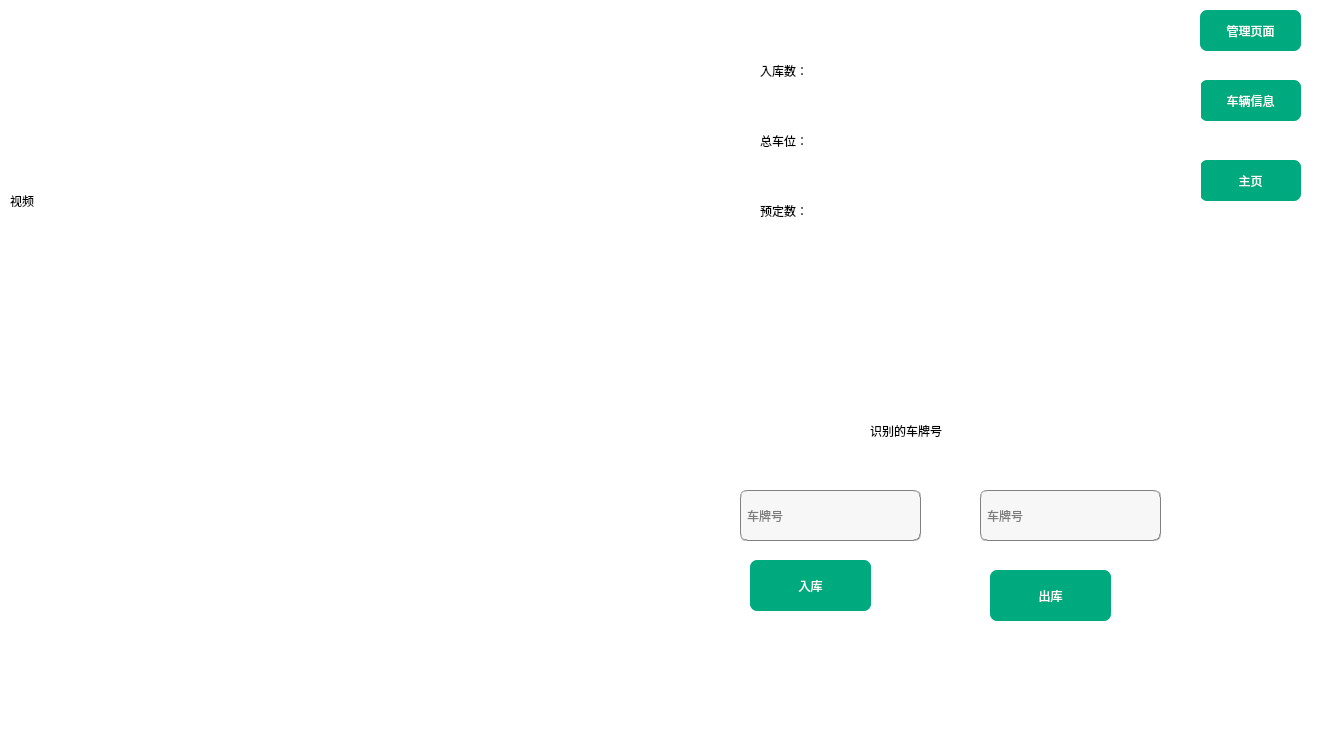
This is car.ui in foryouos/Parking_System as Qt 5 draws it before an edit. The edited form follows.
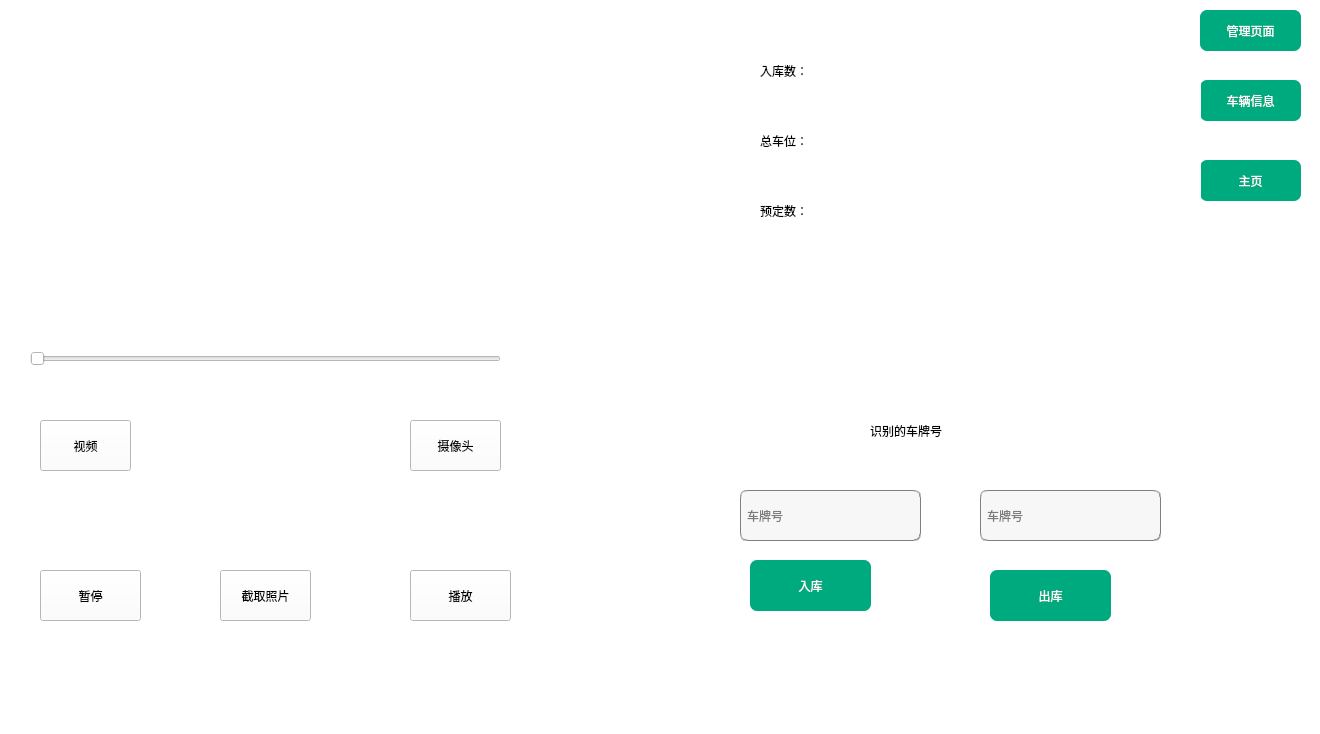
This is the edited form. Icons and pictures are not drawn.

Commit message: 实现视频播放

What changed in the file:
```diff
--- a/car.ui
+++ b/car.ui
@@ -88,19 +88,6 @@
       <string>识别的车牌号</string>
      </property>
     </widget>
-    <widget class="QLabel" name="label_video">
-     <property name="geometry">
-      <rect>
-       <x>10</x>
-       <y>10</y>
-       <width>621</width>
-       <height>381</height>
-      </rect>
-     </property>
-     <property name="text">
-      <string>视频</string>
-     </property>
-    </widget>
     <widget class="QLineEdit" name="Car_idinput">
      <property name="geometry">
       <rect>
@@ -268,6 +255,128 @@
       <string>预定数：</string>
      </property>
     </widget>
+    <widget class="QSlider" name="horizontalSlider">
+     <property name="geometry">
+      <rect>
+       <x>30</x>
+       <y>350</y>
+       <width>471</width>
+       <height>17</height>
+      </rect>
+     </property>
+     <property name="styleSheet">
+      <string notr="true">/* 需要先设置groove，水平滑动条*/
+QSlider#customSlider::groove:horizontal {
+    border: none;
+    height: 6px;
+    border-radius: 3px;
+    background: lightgray;
+}
+QSlider#customSlider::handle:horizontal {
+    border: none;
+    margin: -5px 0px; /* 上下边距和左右边距*/
+    width: 16px;
+    height: 16px;
+    border-radius: 8px;
+    background: #e83c3c;
+    border-image: url(:/images/white.png);
+}
+/*划过部分*/
+QSlider#customSlider::sub-page:horizontal {
+    background: red;
+    height: 4px;
+    border-radius: 3px;
+}
+/*未划过部分*/
+QSlider#customSlider::add-page:horizontal {
+    background: lightgray;
+    height: 4px;
+    border-radius: 3px;
+}
+</string>
+     </property>
+     <property name="orientation">
+      <enum>Qt::Horizontal</enum>
+     </property>
+    </widget>
+    <widget class="QPushButton" name="camera_take">
+     <property name="geometry">
+      <rect>
+       <x>220</x>
+       <y>570</y>
+       <width>91</width>
+       <height>51</height>
+      </rect>
+     </property>
+     <property name="text">
+      <string>截取照片</string>
+     </property>
+    </widget>
+    <widget class="QPushButton" name="fileopen">
+     <property name="geometry">
+      <rect>
+       <x>40</x>
+       <y>420</y>
+       <width>91</width>
+       <height>51</height>
+      </rect>
+     </property>
+     <property name="text">
+      <string>视频</string>
+     </property>
+    </widget>
+    <widget class="QPushButton" name="video_start">
+     <property name="geometry">
+      <rect>
+       <x>410</x>
+       <y>570</y>
+       <width>101</width>
+       <height>51</height>
+      </rect>
+     </property>
+     <property name="text">
+      <string>播放</string>
+     </property>
+    </widget>
+    <widget class="QPushButton" name="video_pause">
+     <property name="geometry">
+      <rect>
+       <x>40</x>
+       <y>570</y>
+       <width>101</width>
+       <height>51</height>
+      </rect>
+     </property>
+     <property name="text">
+      <string>暂停</string>
+     </property>
+    </widget>
+    <widget class="QPushButton" name="camera_button">
+     <property name="geometry">
+      <rect>
+       <x>410</x>
+       <y>420</y>
+       <width>91</width>
+       <height>51</height>
+      </rect>
+     </property>
+     <property name="text">
+      <string>摄像头</string>
+     </property>
+    </widget>
+    <widget class="QLabel" name="screen_label">
+     <property name="geometry">
+      <rect>
+       <x>170</x>
+       <y>410</y>
+       <width>211</width>
+       <height>121</height>
+      </rect>
+     </property>
+     <property name="text">
+      <string/>
+     </property>
+    </widget>
    </widget>
    <widget class="QWidget" name="message">
     <widget class="QLabel" name="labelCar">
```
The commit also changes 10 other files.
